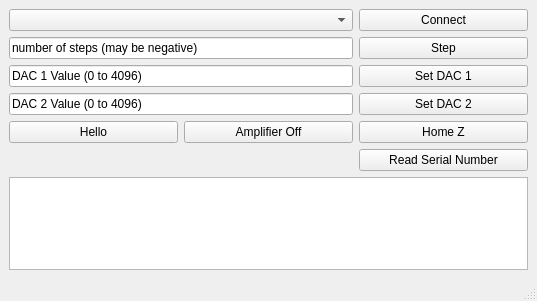
The window that flexure controller rev A.ui (petermeinhold/FLEXURE-STAGE-CONTROLLER) describes before a commit, drawn with Qt 5.
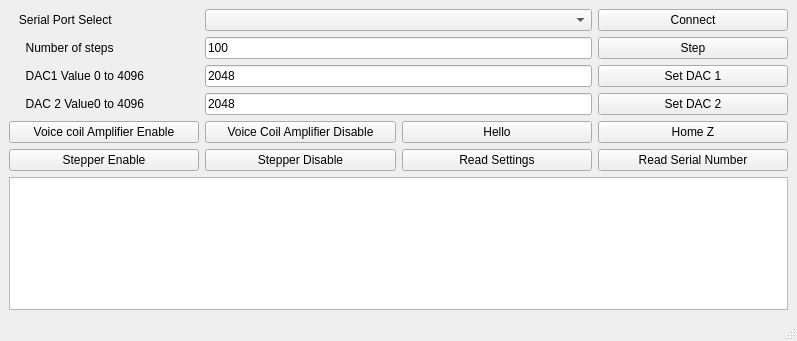
The same window after the commit.

The edit to the form file:
```diff
--- a/flexure controller rev A.ui
+++ b/flexure controller rev A.ui
@@ -6,8 +6,8 @@
    <rect>
     <x>0</x>
     <y>0</y>
-    <width>537</width>
-    <height>301</height>
+    <width>797</width>
+    <height>341</height>
    </rect>
   </property>
   <property name="windowTitle">
@@ -15,89 +15,145 @@
   </property>
   <widget class="QWidget" name="centralwidget">
    <layout class="QGridLayout" name="gridLayout">
-    <item row="0" column="0" colspan="2">
-     <widget class="QComboBox" name="comboBox_Port_Select"/>
+    <item row="8" column="0" colspan="4">
+     <widget class="QTextBrowser" name="textBrowser"/>
     </item>
-    <item row="0" column="2">
+    <item row="3" column="3">
+     <widget class="QPushButton" name="pushButton_Set_DAC_2">
+      <property name="text">
+       <string>Set DAC 2</string>
+      </property>
+     </widget>
+    </item>
+    <item row="3" column="0">
+     <widget class="QLabel" name="label_3">
+      <property name="text">
+       <string>     DAC 2 Value0 to 4096</string>
+      </property>
+     </widget>
+    </item>
+    <item row="2" column="0">
+     <widget class="QLabel" name="label_2">
+      <property name="text">
+       <string>     DAC1 Value 0 to 4096</string>
+      </property>
+     </widget>
+    </item>
+    <item row="0" column="3">
      <widget class="QPushButton" name="pushButton_Connect">
       <property name="text">
        <string>Connect</string>
       </property>
      </widget>
     </item>
-    <item row="1" column="2">
+    <item row="1" column="3">
      <widget class="QPushButton" name="pushButton_Step">
       <property name="text">
        <string>Step</string>
       </property>
      </widget>
     </item>
-    <item row="4" column="1">
-     <widget class="QPushButton" name="pushButton_amp_off">
-      <property name="text">
-       <string>Amplifier Off</string>
-      </property>
-     </widget>
-    </item>
-    <item row="1" column="0" colspan="2">
-     <widget class="QLineEdit" name="lineEdit_steps">
-      <property name="text">
-       <string>number of steps (may be negative)</string>
-      </property>
-     </widget>
-    </item>
-    <item row="3" column="0" colspan="2">
-     <widget class="QLineEdit" name="lineEdit_DAC2">
-      <property name="text">
-       <string>DAC 2 Value (0 to 4096)</string>
-      </property>
-     </widget>
-    </item>
-    <item row="4" column="0">
-     <widget class="QPushButton" name="pushButton_hello">
-      <property name="text">
-       <string>Hello</string>
-      </property>
-     </widget>
-    </item>
-    <item row="2" column="2">
-     <widget class="QPushButton" name="pushButton_Set_DAC_1">
-      <property name="text">
-       <string>Set DAC 1</string>
-      </property>
-     </widget>
-    </item>
-    <item row="4" column="2">
+    <item row="6" column="3">
      <widget class="QPushButton" name="pushButton_Home_Z">
       <property name="text">
        <string>Home Z</string>
       </property>
      </widget>
     </item>
-    <item row="3" column="2">
-     <widget class="QPushButton" name="pushButton_Set_DAC_2">
+    <item row="2" column="3">
+     <widget class="QPushButton" name="pushButton_Set_DAC_1">
       <property name="text">
-       <string>Set DAC 2</string>
+       <string>Set DAC 1</string>
       </property>
      </widget>
     </item>
-    <item row="2" column="0" colspan="2">
-     <widget class="QLineEdit" name="lineEdit_DAC1">
-      <property name="text">
-       <string>DAC 1 Value (0 to 4096)</string>
-      </property>
-     </widget>
-    </item>
-    <item row="6" column="0" colspan="3">
-     <widget class="QTextBrowser" name="textBrowser"/>
-    </item>
-    <item row="5" column="2">
+    <item row="7" column="3">
      <widget class="QPushButton" name="pushButton_read_serial_number">
       <property name="text">
        <string>Read Serial Number</string>
       </property>
      </widget>
     </item>
+    <item row="1" column="0">
+     <widget class="QLabel" name="label">
+      <property name="text">
+       <string>     Number of steps</string>
+      </property>
+     </widget>
+    </item>
+    <item row="3" column="1" colspan="2">
+     <widget class="QLineEdit" name="lineEdit_DAC2">
+      <property name="text">
+       <string>2048</string>
+      </property>
+     </widget>
+    </item>
+    <item row="2" column="1" colspan="2">
+     <widget class="QLineEdit" name="lineEdit_DAC1">
+      <property name="text">
+       <string>2048</string>
+      </property>
+     </widget>
+    </item>
+    <item row="1" column="1" colspan="2">
+     <widget class="QLineEdit" name="lineEdit_steps">
+      <property name="text">
+       <string>100</string>
+      </property>
+     </widget>
+    </item>
+    <item row="6" column="0">
+     <widget class="QPushButton" name="pushButton_amp_on">
+      <property name="text">
+       <string>Voice coil Amplifier Enable</string>
+      </property>
+     </widget>
+    </item>
+    <item row="6" column="1">
+     <widget class="QPushButton" name="pushButton_amp_off">
+      <property name="text">
+       <string>Voice Coil Amplifier Disable</string>
+      </property>
+     </widget>
+    </item>
+    <item row="6" column="2">
+     <widget class="QPushButton" name="pushButton_hello">
+      <property name="text">
+       <string>Hello</string>
+      </property>
+     </widget>
+    </item>
+    <item row="7" column="0">
+     <widget class="QPushButton" name="pushButton_stepper_on">
+      <property name="text">
+       <string>Stepper Enable</string>
+      </property>
+     </widget>
+    </item>
+    <item row="7" column="1">
+     <widget class="QPushButton" name="pushButton_stepper_off">
+      <property name="text">
+       <string>Stepper Disable</string>
+      </property>
+     </widget>
+    </item>
+    <item row="7" column="2">
+     <widget class="QPushButton" name="pushButton_read_settings">
+      <property name="text">
+       <string>Read Settings</string>
+      </property>
+     </widget>
+    </item>
+    <item row="0" column="1" colspan="2">
+     <widget class="QComboBox" name="comboBox_Port_Select"/>
+    </item>
+    <item row="0" column="0">
+     <widget class="QLabel" name="label_4">
+      <property name="text">
+       <string>   Serial Port Select</string>
+      </property>
+     </widget>
+    </item>
    </layout>
   </widget>
   <widget class="QMenuBar" name="menubar">
```
Left out of the diff: 6 changed lines with no effect on the pictures.
